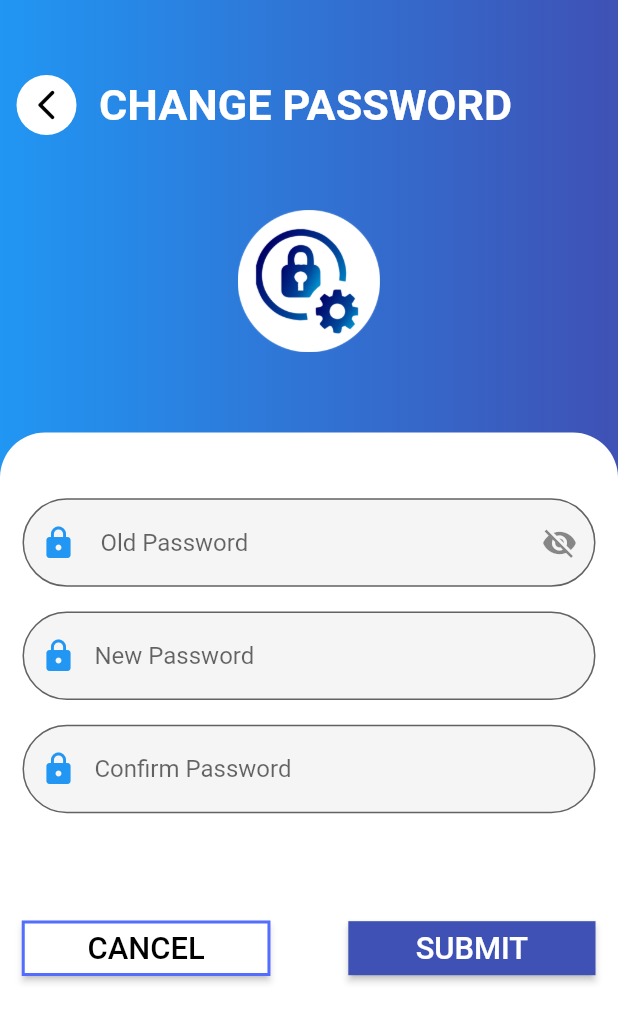
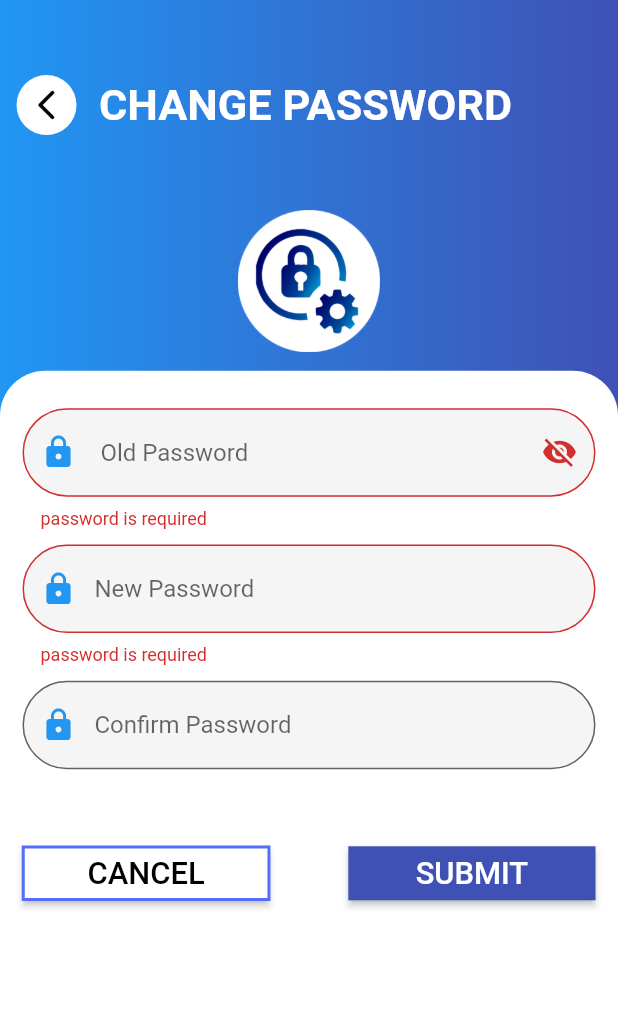
Before and after one commit to shivamkushwah47/task-management, a Flutter app: the ChangePassView screen opened by its route, after a tap on "SUBMIT", on a phone screen of 412 x 824 dp. Shown: the top 1021 px of the screen. Run offline on Flutter 3.47's test engine with Material 2 defaults, Android fonts, the phone set to English and light mode, and no system bars; our stand-ins replace animated_splash_screen, awesome_dialog, cloud_firestore, connectivity_plus, convex_bottom_bar, dropdown_search and 13 more; missing offline and left inert: calendar_appbar, fl_country_code_picker; accounts and stored records are empty; statements that could not run were skipped.

Commit message:
Change password with validation by Shubham

```diff
--- a/lib/core/firebase/firebase.dart
+++ b/lib/core/firebase/firebase.dart
@@ -42,6 +42,7 @@ class FireBase {
       }
     });
   }
+
 
   static Future addUser(context, name, email, phone, password, role) async {
     var id = DateTime.now().millisecondsSinceEpoch.toString();
@@ -94,7 +95,7 @@ class FireBase {
         context: context,
         dialogType: DialogType.success,
         title: 'Success',
-        desc: 'You have successfully added a New Member',
+        desc: 'You have been successfully added a New Member',
         dismissOnTouchOutside: false,
         // btnOkOnPress: () => Get.toNamed(Routes.HomePage),
       ).show()
@@ -149,11 +150,20 @@ class FireBase {
   }
   //change pass function
 
-  static updateEmpInfo(context,password, id) {
+  static updatePass(context,password, id) {
     Loader.showLoader(context);
     firestore.collection('mytask/mytask/users/').doc(id).update({
       "password": password,
-    }).then((value) => Get.back());
+    }).then((value) => {
+      AwesomeDialog(
+        context: context,
+        dialogType: DialogType.success,
+        title: 'Success',
+        desc: 'You have been successfully updated your Password',
+        dismissOnTouchOutside: true,
+        // btnOkOnPress: () => Get.back(),
+      ).show()
+    });
   }
 
   static deleteUser(id, context) async {
--- a/lib/feature/admin_teammember_page/addnew_memner_page/controller/add_member_controller.dart
+++ b/lib/feature/admin_teammember_page/addnew_memner_page/controller/add_member_controller.dart
@@ -56,8 +56,7 @@ class AddMemberController extends GetxController {
           }
          else
           {
-            // FireBase.addUser(context,name, , phone, password, "admin");
-            FireBase.addTeam(context, name, email, phone, password, "admin");
+            FireBase.addTeam(context, name, email, phone, password, "user");
 
           }
         });
--- a/lib/feature/change_your_pass/controller/change_pwd_controller.dart
+++ b/lib/feature/change_your_pass/controller/change_pwd_controller.dart
@@ -10,6 +10,8 @@ import 'package:google_sign_in/google_sign_in.dart';
 import 'package:hive/hive.dart';
 import 'package:internet_connection_checker/internet_connection_checker.dart';
 
+import '../../../core/components/loader.dart';
+import '../../../core/components/snackbar.dart';
 import '../../../core/firebase/firebase.dart';
 
 class ChangeYourPassController extends GetxController {
@@ -24,9 +26,9 @@ class ChangeYourPassController extends GetxController {
   static var giveaccess = true;
   late TextEditingController oldpasswordController = TextEditingController();
   late TextEditingController newpasswordController = TextEditingController();
-  // late TextEditingController confirmPasswordController = TextEditingController();
+  late TextEditingController confirmPasswordController = TextEditingController();
 
-  final password = TextEditingController();
+  // final password = TextEditingController();
 
   dynamic argumenData = Get.arguments;
 
@@ -35,8 +37,9 @@ class ChangeYourPassController extends GetxController {
 
   var oldpassword = '';
   var newpassword = '';
-  var confirmPassword = '';
+  var password = '';
   var id = FireBase.userInfo['id'];
+  var oldpss = FireBase.userInfo['password'];
 
   var isPasswordHidden = true.obs;
   Future<void> onInit() async {
@@ -48,9 +51,12 @@ class ChangeYourPassController extends GetxController {
   RxBool loader=true.obs;
 
 
-  createNewPass(context,id,password) async {
 
+  changePass(context,id,oldpassword,password) async {
     print(id);
+    print(password);
+    print(oldpss);
+
     if (ChangeYourPassFormKey.currentState!.validate()) {
       print("form validated");
       if (!(await InternetConnectionChecker().hasConnection)) {
@@ -61,20 +67,33 @@ class ChangeYourPassController extends GetxController {
           desc: 'Check internet connection',
         ).show();
       } else {
+        if (oldpassword == oldpss ){
+          FireBase.updatePass(context, id, password);
+        }
+        else{
+          // Get.back();
+          const Snackbar(title: 'Warning', msg: 'Old password is not matched').snack1();
+        }
 
-        // FireBase.addUser(context, name, email, phone, password, "admin");
-        FireBase.updateEmpInfo(context, id, password);
-        print(id);
-        print(password);
-      }
-    }
 
-    isvalid(value, pval) {
-      if (value == null || value.isEmpty) {
-        return 'Enter $pval';
       }
     }
 
 
+
+    // isvalid(value, pval) {
+    //   if (value == null || value.isEmpty) {
+    //     return 'Enter $pval';
+    //   }
+    // }
+
+
   }
+  clearText() {
+    oldpasswordController.clear();
+    newpasswordController.clear();
+    confirmPasswordController.clear();
+  }
+
+
 }
--- a/lib/feature/change_your_pass/view/change_your_pass_view.dart
+++ b/lib/feature/change_your_pass/view/change_your_pass_view.dart
@@ -76,7 +76,7 @@ class ChangePassView extends GetView<ChangeYourPassController> {
                   Positioned(
                     bottom: 0,
                     width: Get.width * 1,
-                    height: Get.height * .55,
+                    height: Get.height * .6,
                     child: Container(
                       padding: EdgeInsets.all(15),
                       decoration: const BoxDecoration(
@@ -85,14 +85,16 @@ class ChangePassView extends GetView<ChangeYourPassController> {
                             topLeft: Radius.circular(30),
                             topRight: Radius.circular(30)),
                       ),
+                      child: Form(
+                        key: controller.ChangeYourPassFormKey,
                         child: Column(
                           mainAxisAlignment: MainAxisAlignment.start,
                           children: [
                             SizedBox(
-                            height:Get.height*0.035 ,
+                              height:Get.height*0.012 ,
                             ),
-                          Obx(() => (TextFormField(
-                            style: TextStyle(),
+                            Obx(()=>
+                              TextFormField(
                                 obscureText:
                                 controller.isPasswordHidden.value,
                                 decoration: InputDecoration(
@@ -124,16 +126,18 @@ class ChangePassView extends GetView<ChangeYourPassController> {
                                             .value;
                                       }),
                                 ),
+                                controller: controller.oldpasswordController,
                                 onChanged: (value) {
                                   controller.oldpassword = value;
                                 },
                                 validator: controller.passwordValidator,
-                          ))),
+                              ),
+                            ),
                             SizedBox(
-                            height: Get.height * 0.02,
+                              height: Get.height * 0.012,
                             ),
-                          Obx(() => (TextFormField(
-                            style: TextStyle(),
+                            Obx(()=>
+                                TextFormField(
                                 obscureText:
                                 controller.isPasswordHidden.value,
                                 decoration: InputDecoration(
@@ -169,11 +173,13 @@ class ChangePassView extends GetView<ChangeYourPassController> {
                                   controller.newpassword = value;
                                 },
                                 validator: controller.passwordValidator,
-                          ))),
+                              ),
+                            ),
                             SizedBox(
-                            height: Get.height * 0.02,
+                              height: Get.height * 0.012,
                             ),
-                          Obx(() => (TextFormField(
+                            Obx(()=>
+                                TextFormField(
                                 style: TextStyle(),
                                 obscureText:
                                 controller.isPasswordHidden.value,
@@ -193,16 +199,17 @@ class ChangePassView extends GetView<ChangeYourPassController> {
                                   ),
                                 ),
                                 controller:
-                            controller.password,
-                            onSaved: (value) {
-                              controller.confirmPassword = value!;
+                                controller.confirmPasswordController,
+                                onChanged: (value) {
+                                  controller.password = value;
                                 },
                                 validator: (val) => MatchValidator(
                                     errorText:
-                                'passwords do not match').validateMatch(val.toString(), controller.confirmPassword),
-                          ))),
+                                    'passwords do not match').validateMatch(val.toString(), controller.newpassword),
+                              ),
+                            ),
                             SizedBox(
-                            height: Get.height*.08,
+                              height: Get.height*.055,
                             ),
                             Row(
                               mainAxisAlignment: MainAxisAlignment.spaceBetween,
@@ -233,13 +240,16 @@ class ChangePassView extends GetView<ChangeYourPassController> {
                                             color: Colors.white,
                                             fontSize: Get.height * 0.025)),
                                     onPressed: () {
-                                    controller.createNewPass(context,controller.id, controller.password.text);
+                                      controller.changePass(context,controller.password,controller.oldpassword.toString(),controller.id);
+                                      controller.clearText();
+
                                     },
                                   ),
                                 ),
                               ],
                             ),
                           ],
+                        ),
                       ),
                     ),
                   ),
```
Lines whose indentation alone changed are shown as unchanged.
